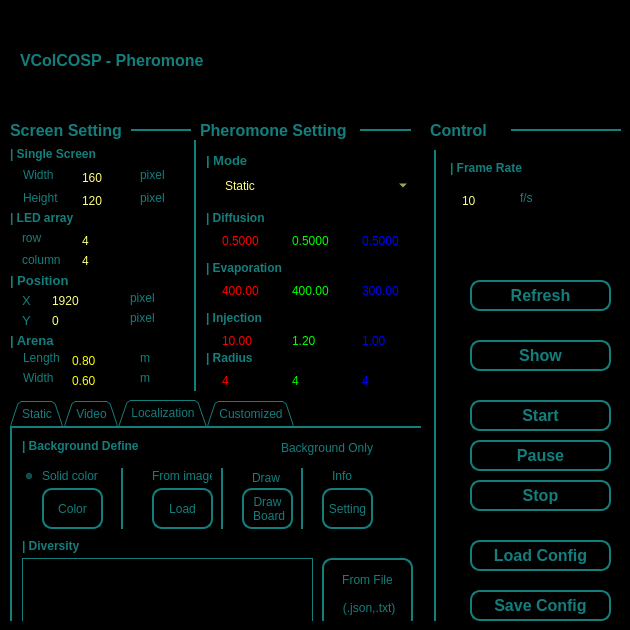
Above: viewers/pheromone.ui from XuelongSun/VColCOSP_GUI before the change. Below: the same form after it.
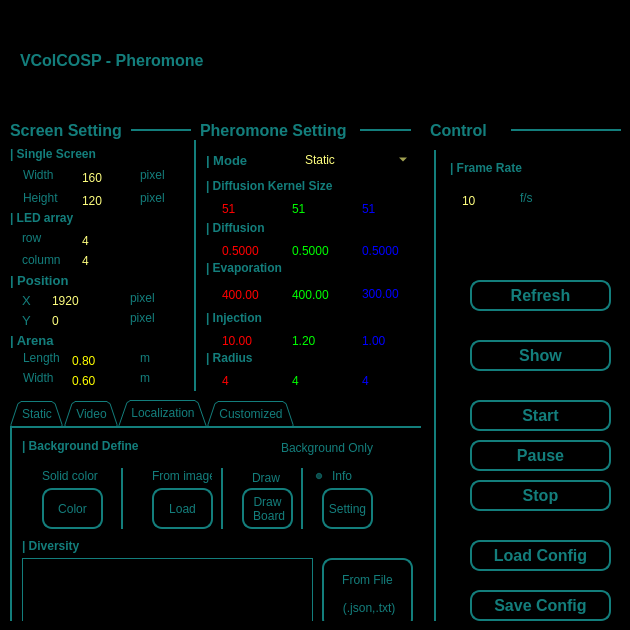
That is the form after the change. Icons and pictures are not drawn.

Commit message: enable separated diffusion kernel size setting for different channels

Patch:
```diff
--- a/viewers/pheromone.ui
+++ b/viewers/pheromone.ui
@@ -526,7 +526,7 @@
    <property name="geometry">
     <rect>
      <x>206</x>
-     <y>210</y>
+     <y>220</y>
      <width>111</width>
      <height>16</height>
     </rect>
@@ -565,7 +565,7 @@
     <rect>
      <x>206</x>
      <y>150</y>
-     <width>191</width>
+     <width>121</width>
      <height>20</height>
     </rect>
    </property>
@@ -583,9 +583,9 @@
   <widget class="QComboBox" name="comboBox_led_mode">
    <property name="geometry">
     <rect>
-     <x>220</x>
-     <y>170</y>
-     <width>191</width>
+     <x>300</x>
+     <y>144</y>
+     <width>111</width>
      <height>31</height>
     </rect>
    </property>
@@ -692,7 +692,7 @@
    <property name="geometry">
     <rect>
      <x>220</x>
-     <y>230</y>
+     <y>240</y>
      <width>61</width>
      <height>22</height>
     </rect>
@@ -1195,7 +1195,7 @@
       <string>Solid color</string>
      </property>
      <property name="checked">
-      <bool>true</bool>
+      <bool>false</bool>
      </property>
     </widget>
     <widget class="QRadioButton" name="radioButton_image">
@@ -1280,6 +1280,9 @@
      <property name="text">
       <string>Info</string>
      </property>
+     <property name="checked">
+      <bool>true</bool>
+     </property>
     </widget>
     <widget class="Line" name="line_10">
      <property name="geometry">
@@ -1534,7 +1537,7 @@
    <property name="geometry">
     <rect>
      <x>290</x>
-     <y>230</y>
+     <y>240</y>
      <width>61</width>
      <height>22</height>
     </rect>
@@ -1561,7 +1564,7 @@
    <property name="geometry">
     <rect>
      <x>360</x>
-     <y>230</y>
+     <y>240</y>
      <width>61</width>
      <height>22</height>
     </rect>
@@ -1588,7 +1591,7 @@
    <property name="geometry">
     <rect>
      <x>220</x>
-     <y>280</y>
+     <y>284</y>
      <width>61</width>
      <height>22</height>
     </rect>
@@ -1615,7 +1618,7 @@
    <property name="geometry">
     <rect>
      <x>290</x>
-     <y>280</y>
+     <y>284</y>
      <width>61</width>
      <height>22</height>
     </rect>
@@ -1639,7 +1642,7 @@
    <property name="geometry">
     <rect>
      <x>360</x>
-     <y>280</y>
+     <y>283</y>
      <width>61</width>
      <height>22</height>
     </rect>
@@ -2051,6 +2054,115 @@
     <number>10</number>
    </property>
   </widget>
+  <widget class="QLabel" name="label_24">
+   <property name="geometry">
+    <rect>
+     <x>206</x>
+     <y>176</y>
+     <width>191</width>
+     <height>20</height>
+    </rect>
+   </property>
+   <property name="font">
+    <font>
+     <weight>75</weight>
+     <bold>true</bold>
+    </font>
+   </property>
+   <property name="text">
+    <string>| Diffusion Kernel Size</string>
+   </property>
+  </widget>
+  <widget class="QSpinBox" name="sp_d_kernel_s_r">
+   <property name="geometry">
+    <rect>
+     <x>220</x>
+     <y>198</y>
+     <width>61</width>
+     <height>22</height>
+    </rect>
+   </property>
+   <property name="styleSheet">
+    <string notr="true">border: 2px soild rgb(19, 126, 124);
+color: rgb(255, 0, 0);
+</string>
+   </property>
+   <property name="minimum">
+    <number>5</number>
+   </property>
+   <property name="maximum">
+    <number>201</number>
+   </property>
+   <property name="singleStep">
+    <number>2</number>
+   </property>
+   <property name="value">
+    <number>51</number>
+   </property>
+   <property name="displayIntegerBase">
+    <number>10</number>
+   </property>
+  </widget>
+  <widget class="QSpinBox" name="sp_d_kernel_s_g">
+   <property name="geometry">
+    <rect>
+     <x>290</x>
+     <y>198</y>
+     <width>61</width>
+     <height>22</height>
+    </rect>
+   </property>
+   <property name="styleSheet">
+    <string notr="true">border: 2px soild rgb(19, 126, 124);
+color: rgb(0,255, 0);
+</string>
+   </property>
+   <property name="minimum">
+    <number>5</number>
+   </property>
+   <property name="maximum">
+    <number>201</number>
+   </property>
+   <property name="singleStep">
+    <number>2</number>
+   </property>
+   <property name="value">
+    <number>51</number>
+   </property>
+   <property name="displayIntegerBase">
+    <number>10</number>
+   </property>
+  </widget>
+  <widget class="QSpinBox" name="sp_d_kernel_s_b">
+   <property name="geometry">
+    <rect>
+     <x>360</x>
+     <y>198</y>
+     <width>61</width>
+     <height>22</height>
+    </rect>
+   </property>
+   <property name="styleSheet">
+    <string notr="true">border: 2px soild rgb(19, 126, 124);
+color: rgb(0, 0, 255);
+</string>
+   </property>
+   <property name="minimum">
+    <number>5</number>
+   </property>
+   <property name="maximum">
+    <number>201</number>
+   </property>
+   <property name="singleStep">
+    <number>2</number>
+   </property>
+   <property name="value">
+    <number>51</number>
+   </property>
+   <property name="displayIntegerBase">
+    <number>10</number>
+   </property>
+  </widget>
  </widget>
  <resources>
   <include location="../resources.qrc"/>
```
The commit also changes 5 other files.
